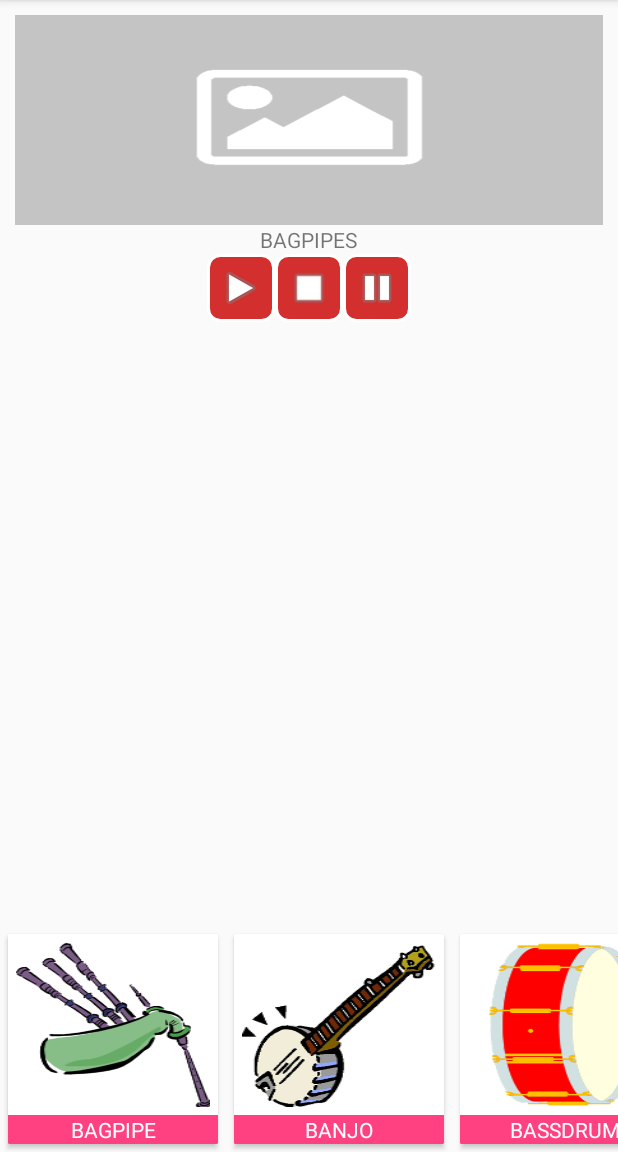
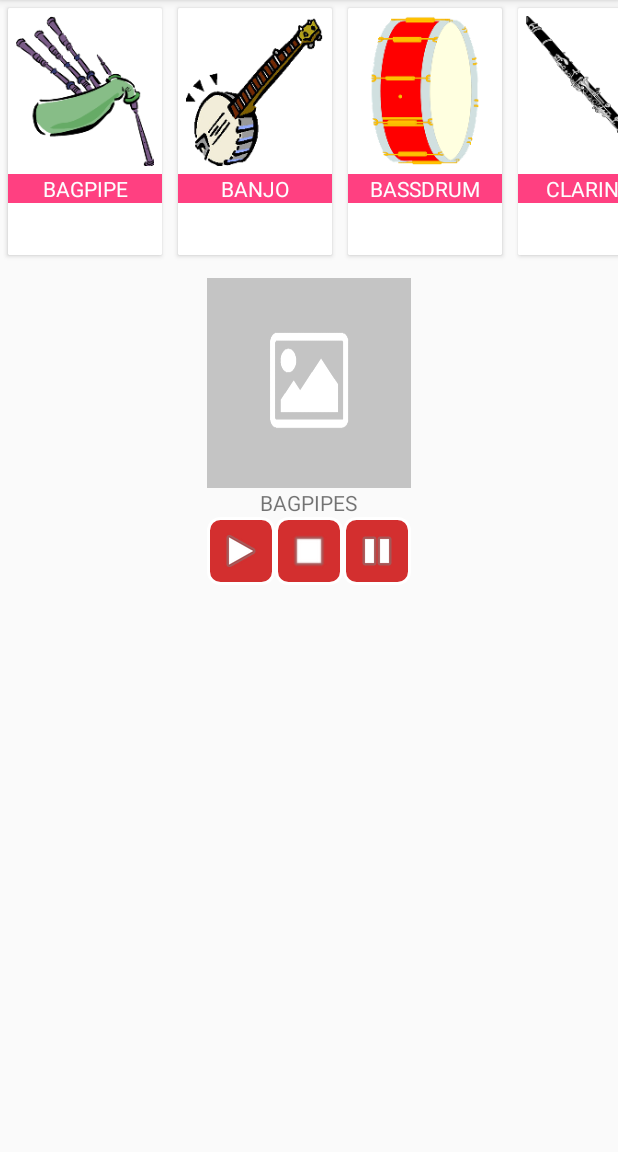
Before and after one commit to sherwin14/GuessTheInstruments, an Android app: the InstrumentsActivity screen opened directly, with no data from a screen before it, on a phone screen of 412 x 824 dp, the part 84-1236 px from its top. Run offline under Robolectric (Android 15) with nearby library versions, the phone set to English and light mode, and no system bars; 1 statement that could not run was skipped.

Commit message:
Change height of instrument.

```diff
--- a/app/src/main/java/com/webteq/guesstheinstruments/activities/InstrumentsActivity.java
+++ b/app/src/main/java/com/webteq/guesstheinstruments/activities/InstrumentsActivity.java
@@ -8,6 +8,7 @@ import android.support.v4.app.Fragment;
 import android.support.v7.app.AppCompatActivity;
 import android.support.v7.widget.LinearLayoutManager;
 import android.support.v7.widget.RecyclerView;
+import android.util.DisplayMetrics;
 import android.view.LayoutInflater;
 import android.view.View;
 import android.view.ViewGroup;
@@ -42,13 +43,15 @@ public class InstrumentsActivity extends AppCompatActivity {
     private ImageView imageView;
     private TextView textView;
     private SoundMediaPlayer soundPlayer;
-
+    private LinearLayout ll;
     @Override
     public void onCreate(Bundle savedInstanceState) {
         super.onCreate(savedInstanceState);
         setContentView(R.layout.fragment_instruments);
         getSupportActionBar().setDisplayHomeAsUpEnabled(true);
 
+
+        ll = (LinearLayout) findViewById(R.id.player_container);
 
         imageView = (ImageView) findViewById(R.id.imageClip);
         textView  = (TextView)  findViewById(R.id.caption);
@@ -65,13 +68,12 @@ public class InstrumentsActivity extends AppCompatActivity {
         adapter = new InstrumentsAdapter(instrumentsModelList, this, new OnClickListener() {
             @Override
             public void OnItemClick(View view, InstrumentsModel model) {
-                //Toast.makeText(getBaseContext(),model.getIntrumentName(),Toast.LENGTH_SHORT).show();
 
                 if(soundPlayer != null){
                     soundPlayer.stop();
                 }
 
-                LinearLayout ll = (LinearLayout) findViewById(R.id.player_container);
+
                 ll.setVisibility(View.VISIBLE);
 
                 Glide.with(getBaseContext())
--- a/app/src/main/java/com/webteq/guesstheinstruments/adapters/InstrumentsAdapter.java
+++ b/app/src/main/java/com/webteq/guesstheinstruments/adapters/InstrumentsAdapter.java
@@ -1,7 +1,9 @@
 package com.webteq.guesstheinstruments.adapters;
 
 import android.content.Context;
+import android.support.v7.app.AppCompatActivity;
 import android.support.v7.widget.RecyclerView;
+import android.util.DisplayMetrics;
 import android.view.LayoutInflater;
 import android.view.View;
 import android.view.ViewGroup;
@@ -82,6 +84,18 @@ public class InstrumentsAdapter extends RecyclerView.Adapter<InstrumentsAdapter.
     public InstrumentsViewHolder onCreateViewHolder(ViewGroup parent, int viewType) {
         View itemView = LayoutInflater.from(parent.getContext())
                 .inflate(R.layout.instrument_layout,parent,false);
+
+        DisplayMetrics metrics = new DisplayMetrics();
+        ((AppCompatActivity) context).getWindowManager().getDefaultDisplay().getMetrics(metrics);
+        int height = metrics.heightPixels;
+        int width = metrics.widthPixels;
+        int h = height / 5;
+        int w = width / 4;
+        RecyclerView.LayoutParams layoutParams = (RecyclerView.LayoutParams) itemView.getLayoutParams();
+        layoutParams.height = h;
+        layoutParams.width = w;
+
+        itemView.setLayoutParams(layoutParams);
         return new InstrumentsViewHolder(itemView);
     }
 
--- a/app/src/main/res/layout/fragment_instruments.xml
+++ b/app/src/main/res/layout/fragment_instruments.xml
@@ -5,16 +5,27 @@
     android:layout_width="match_parent"
     android:layout_height="match_parent">
 
+    <android.support.v7.widget.RecyclerView
+        android:id="@+id/fragment_art_recyclerview"
+        android:layout_width="match_parent"
+        android:layout_height="wrap_content"
+        android:layout_alignParentTop="true"
+        android:layout_alignParentLeft="true"
+        android:layout_alignParentStart="true" />
+
     <LinearLayout
-
-        android:layout_width="match_parent"
+        android:layout_width="wrap_content"
         android:layout_height="wrap_content"
         android:orientation="horizontal"
         android:visibility="visible"
         android:id="@+id/player_container"
         android:padding="10dp"
         android:elevation="5dp"
-        >
+        android:gravity="center_horizontal|center_vertical"
+
+        android:layout_below="@+id/fragment_art_recyclerview"
+        android:layout_centerHorizontal="true">
+
         <LinearLayout
             android:layout_width="match_parent"
             android:layout_height="wrap_content"
@@ -69,12 +80,4 @@
         </LinearLayout>
     </LinearLayout>
 
-    <android.support.v7.widget.RecyclerView
-        android:id="@+id/fragment_art_recyclerview"
-        android:layout_width="match_parent"
-        android:layout_height="wrap_content"
-        android:layout_alignParentBottom="true"
-        android:layout_alignParentLeft="true"
-        android:layout_alignParentStart="true" />
-
 </RelativeLayout>
--- a/app/src/main/res/layout/instrument_layout.xml
+++ b/app/src/main/res/layout/instrument_layout.xml
@@ -10,14 +10,14 @@
     >
 
     <LinearLayout
-        android:layout_width="140dp"
-        android:layout_height="140dp"
+        android:layout_width="wrap_content"
+        android:layout_height="wrap_content"
         android:orientation="vertical"
         >
 
         <ImageView
             android:src="@drawable/placeholder"
-            android:layout_width="match_parent"
+            android:layout_width="wrap_content"
             android:layout_height="wrap_content"
             android:id="@+id/instrumentThumb"
             android:layout_weight="1"
```
